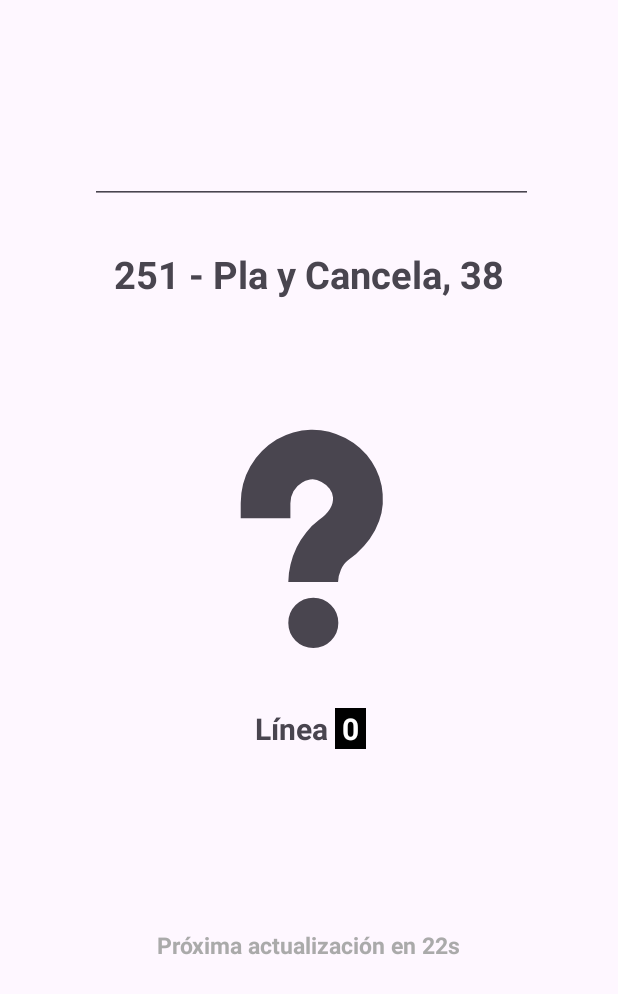
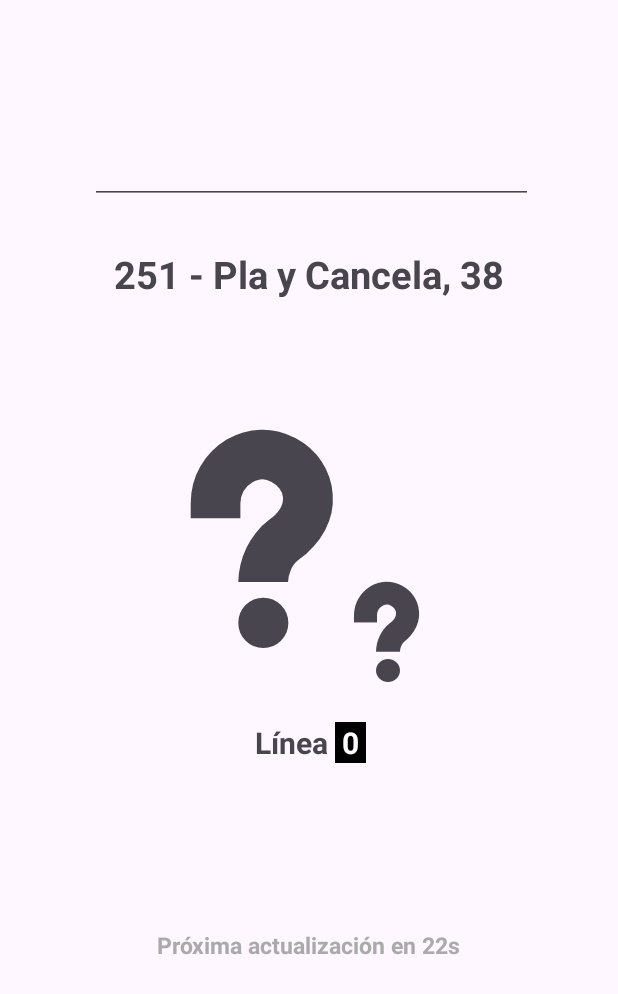
Before and after one commit to Kkaiyuanwg/Elbus, an Android app: the screen it shows after launch (MainActivity), on a phone screen of 412 x 824 dp. Shown: the top 994 px of the screen. Run offline under Robolectric (Android 15) with nearby library versions, the phone set to English and light mode, and no system bars; pictures from the network do not load; Roboto replaces fonts that are not available here.

Commit message:
ádded another timer label
Closes #1

```diff
--- a/app/src/main/java/com/kkai/elbus/BusCarousel.kt
+++ b/app/src/main/java/com/kkai/elbus/BusCarousel.kt
@@ -17,12 +17,13 @@ import kotlinx.coroutines.CoroutineScope
 class CustomPagerAdapter(
     private val context: Context,
     private val viewPager: ViewPager2,
-    private val pageTitles: MutableList<Pair<String, String>>
+    private val pageTitles: MutableList<Triple<String, String, String>>
 ) : RecyclerView.Adapter<CustomPagerAdapter.PagerViewHolder>() {
 
     inner class PagerViewHolder(itemView: View) : RecyclerView.ViewHolder(itemView) {
         val textView1: TextView = itemView.findViewById(R.id.bMainLabel)
         val textView2: TextView = itemView.findViewById(R.id.bSubLabel)
+        val textView3: TextView = itemView.findViewById(R.id.bMainSubLabel)
     }
     override fun onCreateViewHolder(parent: ViewGroup, viewType: Int): PagerViewHolder {
         val view = LayoutInflater.from(context).inflate(R.layout.what_bus, parent, false)
@@ -31,6 +32,7 @@ class CustomPagerAdapter(
 
     override fun onBindViewHolder(holder: PagerViewHolder, position: Int) {
         holder.textView1.text = pageTitles[position].second
+        holder.textView3.text = pageTitles[position].third
 
         val linea = pageTitles[position].first
         val text = "Línea  $linea "
--- a/app/src/main/java/com/kkai/elbus/MainActivity.kt
+++ b/app/src/main/java/com/kkai/elbus/MainActivity.kt
@@ -47,7 +47,7 @@ class MainActivity : AppCompatActivity() {
     private var updateDelay: Long = 30 * 1000
     private var countDownTimer: CountDownTimer? = null
 
-    private var stopTimes: MutableList<Pair<String, String>> = mutableListOf(Pair("0", "?"))
+    private var stopTimes: MutableList<Triple<String, String, String>> = mutableListOf(Triple("0", "?", "?"))
 
 
     @SuppressLint("MissingInflatedId", "InflateParams")
--- a/app/src/main/java/com/kkai/elbus/Utils.kt
+++ b/app/src/main/java/com/kkai/elbus/Utils.kt
@@ -36,8 +36,8 @@ suspend fun apiQuery(url: String): Any? = suspendCoroutine { continuation ->
 }
 
 @OptIn(ExperimentalSerializationApi::class)
-suspend fun getLeastTime(stop: String): MutableList<Pair<String, String>>? {
-    var obj: MutableList<Pair<String, String>>
+suspend fun getLeastTime(stop: String): MutableList<Triple<String, String, String>>? {
+    var obj: MutableList<Triple<String, String, String>>
     try {
         val data = apiQuery("$timeUrl$stop&func=0").toString()
 
@@ -52,7 +52,7 @@ suspend fun getLeastTime(stop: String): MutableList<Pair<String, String>>? {
         val lineasArray = busesObject.getJSONArray("lineas")
 
         // Initialize an empty list to store lineas and tiempos
-        val lineasTiemposList = mutableListOf<Pair<String, String>>()
+        val lineasTiemposList = mutableListOf<Triple<String, String, String>>()
 
         // Iterate through the 'lineas' array
         for (i in 0 until lineasArray.length()) {
@@ -65,15 +65,21 @@ suspend fun getLeastTime(stop: String): MutableList<Pair<String, String>>? {
             // Check if there are buses for the current linea
             if (busesArray.length() > 0) {
                 val tiempo = busesArray.getJSONObject(0).getString("tiempo")
-                lineasTiemposList.add(linea to tiempo)
+                val subtiempo = if (busesArray.length() > 1) {
+                    busesArray.getJSONObject(1).getString("tiempo")
+                } else {
+                    "?"
+                }
+                lineasTiemposList.add(Triple(linea, tiempo, subtiempo))
             }
         }
 
         // Convert the list to an array
         obj = lineasTiemposList
+        println(obj)
 
     } catch (e: JSONException) {
-        obj = mutableListOf(Pair("0", "?"))
+        obj = mutableListOf(Triple("0", "?", "?"))
     }
     return obj
 }
--- a/app/src/main/res/layout/what_bus.xml
+++ b/app/src/main/res/layout/what_bus.xml
@@ -8,17 +8,19 @@
 
     <TextView
         android:id="@+id/bMainLabel"
-        android:layout_width="419dp"
-        android:layout_height="234dp"
+        android:layout_width="wrap_content"
+        android:layout_height="wrap_content"
+        android:layout_marginStart="32dp"
         android:fontFamily="@font/mont"
         android:gravity="center"
         android:textAlignment="center"
         android:textSize="196sp"
-        app:layout_constraintEnd_toEndOf="parent"
-        app:layout_constraintHorizontal_bias="0.496"
+        android:visibility="visible"
+        app:layout_constraintEnd_toStartOf="@+id/bMainSubLabel"
+        app:layout_constraintHorizontal_bias="1.0"
         app:layout_constraintStart_toStartOf="parent"
         tools:ignore="MissingConstraints"
-        tools:layout_editor_absoluteY="244dp"
+        tools:layout_editor_absoluteY="260dp"
         tools:text="?" />
 
     <TextView
@@ -35,4 +37,18 @@
         app:layout_constraintTop_toBottomOf="@+id/bMainLabel"
         tools:text="ALLAH" />
 
+    <TextView
+        android:id="@+id/bMainSubLabel"
+        android:layout_width="wrap_content"
+        android:layout_height="wrap_content"
+        android:layout_marginEnd="128dp"
+        android:layout_marginBottom="4dp"
+        android:fontFamily="@font/mont"
+        android:textAlignment="center"
+        android:textSize="90sp"
+        android:visibility="visible"
+        app:layout_constraintBottom_toTopOf="@+id/bSubLabel"
+        app:layout_constraintEnd_toEndOf="parent"
+        tools:text="?" />
+
 </androidx.constraintlayout.widget.ConstraintLayout>
```
